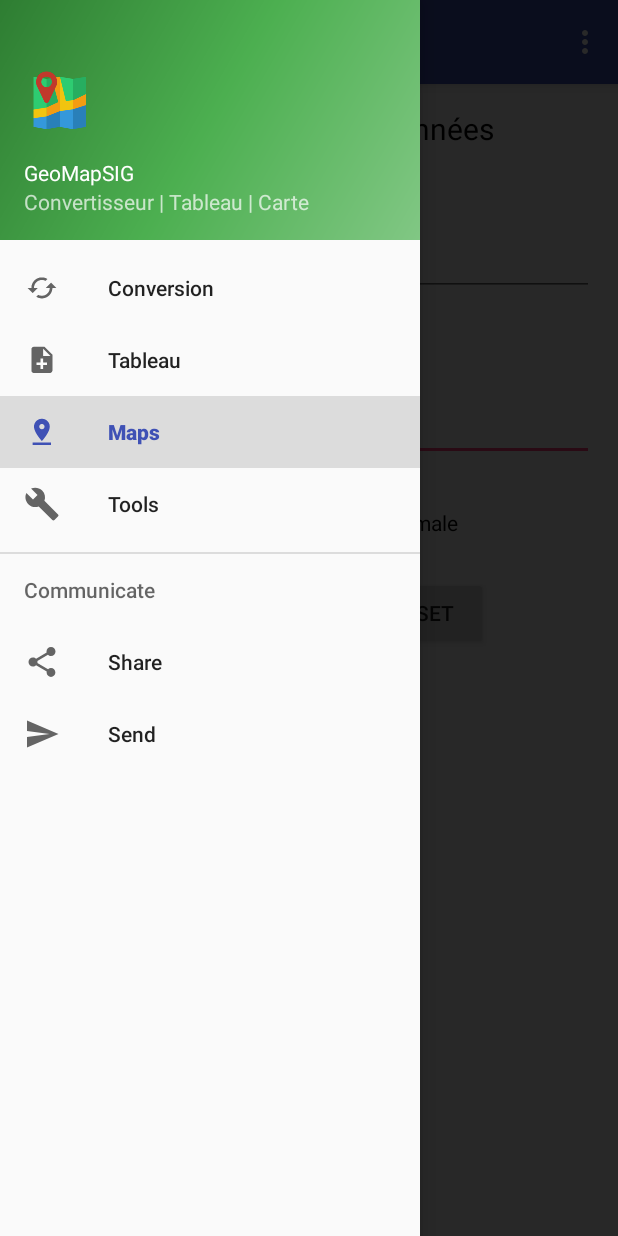
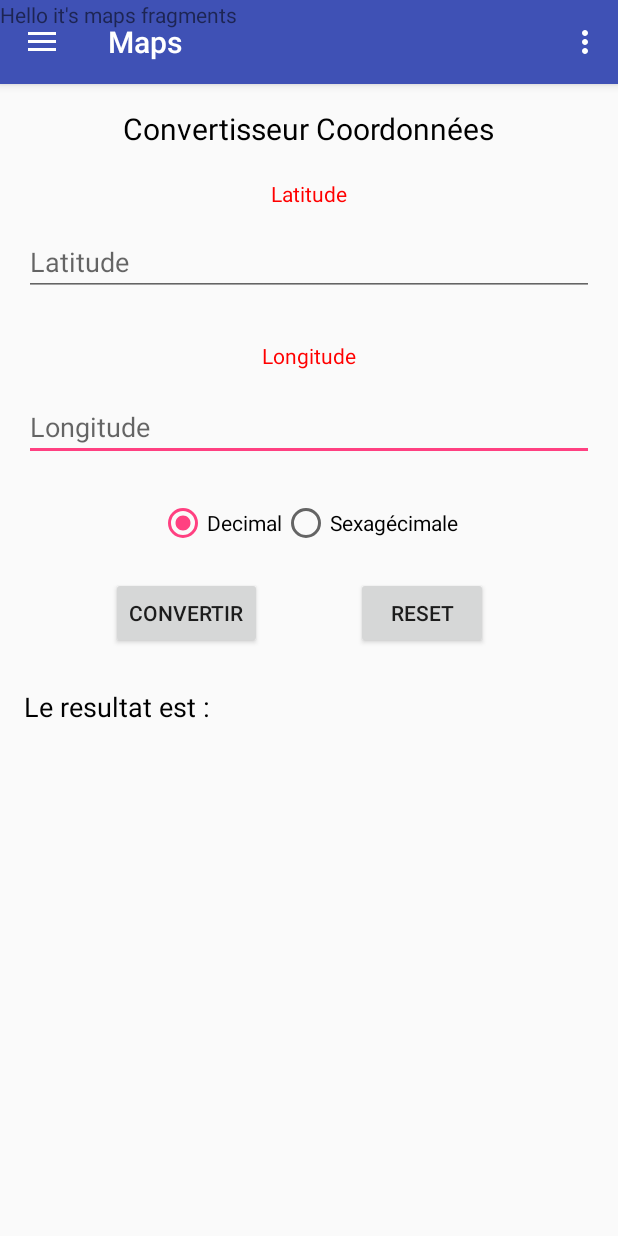
Before and after one commit to NassB/GeoMapSIG, an Android app: the screen it shows after launch (MainActivity), in the side drawer, after a tap on "Maps", on a phone screen of 412 x 824 dp. Run offline under Robolectric (Android 15) with nearby library versions, the phone set to English and light mode, and no system bars.

Commit message:
Mise en place des fragments fonctionnelle (Texte afficher correspondant au menu choisit dans le drawer)

```diff
--- a/app/src/main/java/com/nassim/geomapsig/MainActivity.java
+++ b/app/src/main/java/com/nassim/geomapsig/MainActivity.java
@@ -1,9 +1,8 @@
 package com.nassim.geomapsig;
 
+import android.net.Uri;
 import android.os.Bundle;
 import android.support.design.widget.NavigationView;
-import android.support.v4.app.Fragment;
-import android.support.v4.app.FragmentManager;
 import android.support.v4.view.GravityCompat;
 import android.support.v4.widget.DrawerLayout;
 import android.support.v7.app.ActionBarDrawerToggle;
@@ -19,12 +18,16 @@ import android.widget.LinearLayout;
 import android.widget.RadioButton;
 import android.widget.RadioGroup;
 import android.widget.TextView;
+import android.support.v4.app.Fragment;
+import android.support.v4.app.FragmentManager;
 
 import java.text.DecimalFormat;
 import java.text.NumberFormat;
 
 public class MainActivity extends AppCompatActivity
-        implements NavigationView.OnNavigationItemSelectedListener {
+        implements NavigationView.OnNavigationItemSelectedListener, TableauFragment.OnFragmentInteractionListener,
+        MapsFragment.OnFragmentInteractionListener, ConversionFragment.OnFragmentInteractionListener {
+
 
     DrawerLayout mDrawer;
 
@@ -71,8 +74,6 @@ public class MainActivity extends AppCompatActivity
 
         NavigationView navigationView = (NavigationView) findViewById(R.id.nav_view);
         navigationView.setNavigationItemSelectedListener(this);
-
-        setupDrawerContent(navigationView);
 
         /*****************************************************************************************************/
 
@@ -202,60 +203,6 @@ public class MainActivity extends AppCompatActivity
         buttonReset.setOnClickListener(ClickButton);
     }
 
-    private void setupDrawerContent(NavigationView navigationView) {
-        navigationView.setNavigationItemSelectedListener(
-                new NavigationView.OnNavigationItemSelectedListener() {
-                    @Override
-                    public boolean onNavigationItemSelected(MenuItem menuItem) {
-                        selectDrawerItem(menuItem);
-                        return true;
-                    }
-                });
-    }
-
-    @Override
-    public boolean onNavigationItemSelected(MenuItem item) {
-        return false;
-    }
-
-    public void selectDrawerItem(MenuItem menuItem) {
-        // Create a new fragment and specify the planet to show based on
-        // position
-        Fragment fragment = null;
-
-        Class fragmentClass;
-        switch(menuItem.getItemId()) {
-            case R.id.nav_conversion:
-                fragmentClass = ConversionFragment.class;
-                break;
-            case R.id.nav_tableau:
-                fragmentClass = TableauFragment.class;
-                break;
-            case R.id.nav_maps:
-                fragmentClass = MapsFragment.class;
-                break;
-
-            default:
-                fragmentClass = ConversionFragment.class;
-        }
-
-        try {
-            fragment = (Fragment) fragmentClass.newInstance();
-        } catch (Exception e) {
-            e.printStackTrace();
-        }
-
-        // Insert the fragment by replacing any existing fragment
-        FragmentManager fragmentManager = getSupportFragmentManager();
-        fragmentManager.beginTransaction().replace(R.id.flContent, fragment).commit();
-
-        // Highlight the selected item, update the title, and close the drawer
-        // Highlight the selected item has been done by NavigationView
-        // menuItem.setChecked(true);
-        setTitle(menuItem.getTitle());
-        mDrawer.closeDrawers();
-    }
-
     @Override
     public void onBackPressed() {
         DrawerLayout drawer = (DrawerLayout) findViewById(R.id.drawer_layout);
@@ -285,4 +232,43 @@ public class MainActivity extends AppCompatActivity
         return super.onOptionsItemSelected(item);
     }
 
+    @Override
+    public boolean onNavigationItemSelected(MenuItem item) {
+        // Handle navigation view item clicks here.
+        //int id = item.getItemId();
+        Class fragmentClass;
+        Fragment fragment = null;
+
+        switch(item.getItemId()) {
+            case R.id.nav_conversion:
+                fragmentClass = ConversionFragment.class;
+                break;
+            case R.id.nav_tableau:
+                fragmentClass = TableauFragment.class;
+                break;
+            case R.id.nav_maps:
+                fragmentClass = MapsFragment.class;
+                break;
+            default:
+                fragmentClass = ConversionFragment.class;
+        }
+        try {
+            fragment = (Fragment) fragmentClass.newInstance();
+        } catch (Exception e) {
+            e.printStackTrace();
+        }
+
+        FragmentManager fragmentManager = getSupportFragmentManager();
+        fragmentManager.beginTransaction().replace(R.id.flContent, fragment).commit();
+
+        setTitle(item.getTitle());
+        DrawerLayout drawer = (DrawerLayout) findViewById(R.id.drawer_layout);
+        drawer.closeDrawer(GravityCompat.START);
+        return true;
+    }
+
+    @Override
+    public void onFragmentInteraction(Uri uri) {
+
+    }
 }
--- a/app/src/main/res/layout/fragment_conversion.xml
+++ b/app/src/main/res/layout/fragment_conversion.xml
@@ -8,6 +8,6 @@
     <TextView
         android:layout_width="match_parent"
         android:layout_height="match_parent"
-        android:text="@string/hello_blank_fragment"/>
+        android:text="Hello it's conversion fragments"/>
 
 </FrameLayout>
--- a/app/src/main/res/layout/fragment_maps.xml
+++ b/app/src/main/res/layout/fragment_maps.xml
@@ -8,6 +8,6 @@
     <TextView
         android:layout_width="match_parent"
         android:layout_height="match_parent"
-        android:text="@string/hello_blank_fragment"/>
+        android:text="Hello it's maps fragments"/>
 
 </FrameLayout>
--- a/app/src/main/res/layout/fragment_tableau.xml
+++ b/app/src/main/res/layout/fragment_tableau.xml
@@ -8,6 +8,6 @@
     <TextView
         android:layout_width="match_parent"
         android:layout_height="match_parent"
-        android:text="@string/hello_blank_fragment"/>
+        android:text="Hello it's tableau fragments"/>
 
 </FrameLayout>
```
